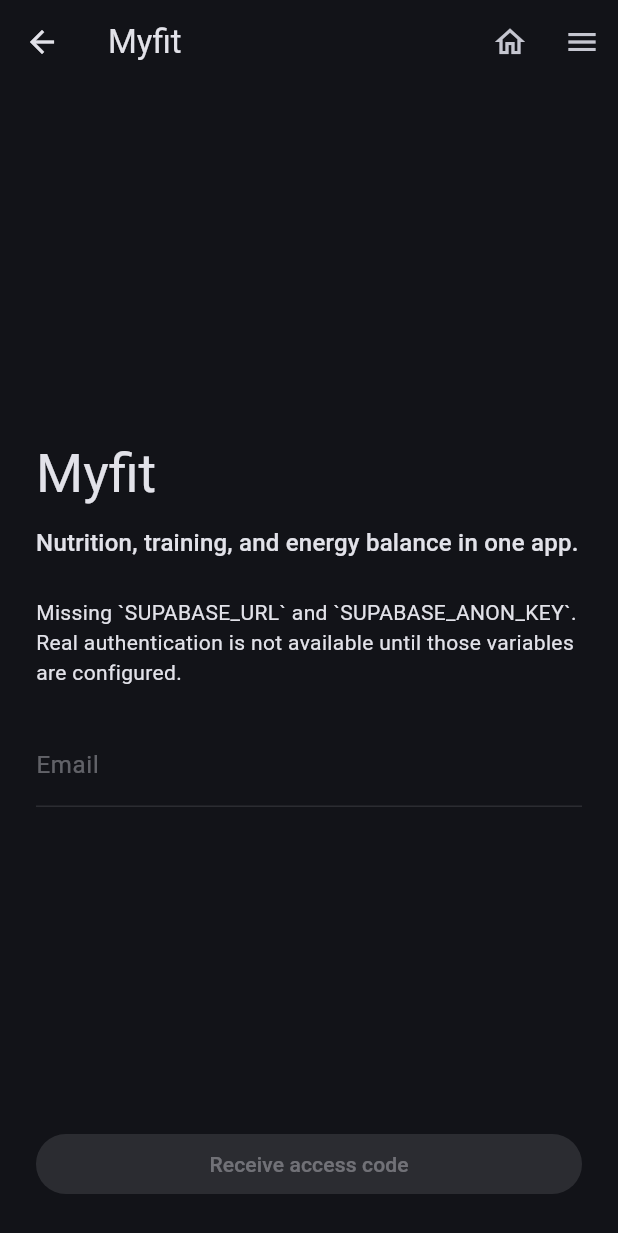
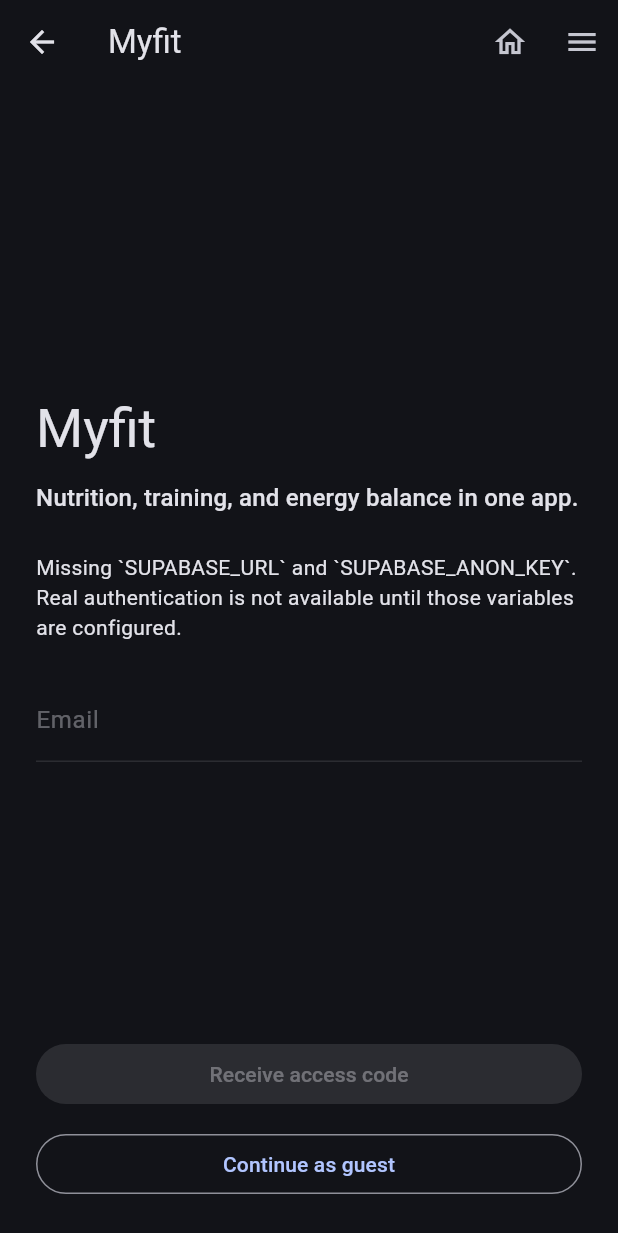
Before and after one commit to X11pro/Myfit, a Flutter app: the LoginScreen screen opened directly, on a phone screen of 412 x 824 dp. Shown: the top 1233 px of the screen. Run offline on Flutter 3.47's test engine with Material 3 defaults, Android fonts, the phone set to English and light mode, and no system bars; our stand-ins replace flutter_riverpod, go_router, image_picker, shared_preferences, supabase_flutter; accounts and stored records are empty.

Commit message:
Auto-sync project changes

```diff
--- a/mobile/fitness_app/lib/features/auth/presentation/login_screen.dart
+++ b/mobile/fitness_app/lib/features/auth/presentation/login_screen.dart
@@ -1,5 +1,6 @@
 import 'package:flutter/material.dart';
 import 'package:flutter_riverpod/flutter_riverpod.dart';
+import 'package:go_router/go_router.dart';
 
 import '../../../core/config/app_env.dart';
 import '../../../shared/app_language.dart';
@@ -33,6 +34,7 @@ class _LoginScreenState extends ConsumerState<LoginScreen> {
     final controller = ref.read(authControllerProvider);
     final isConfigured = AppEnv.hasSupabaseConfig;
     final isBusy = appState.isLoading;
+    final isAuthenticated = appState.isAuthenticated;
     final strings = stringsFor(ref);
 
     return Scaffold(
@@ -54,6 +56,41 @@ class _LoginScreenState extends ConsumerState<LoginScreen> {
                 style: Theme.of(context).textTheme.titleMedium,
               ),
               const SizedBox(height: 24),
+              if (isAuthenticated) ...[
+                Text(
+                  strings.signedInDescription(appState.authEmail),
+                  style: Theme.of(context).textTheme.bodyMedium,
+                ),
+                const SizedBox(height: 16),
+                SizedBox(
+                  width: double.infinity,
+                  child: FilledButton(
+                    onPressed: () => context.go(
+                      appState.isOnboardingComplete
+                          ? '/dashboard'
+                          : '/onboarding',
+                    ),
+                    child: Text(strings.openProfileOrDashboardButton),
+                  ),
+                ),
+                const SizedBox(height: 12),
+                SizedBox(
+                  width: double.infinity,
+                  child: OutlinedButton(
+                    onPressed: isBusy
+                        ? null
+                        : () async {
+                            try {
+                              await controller.signOut();
+                            } catch (error) {
+                              _showMessage(
+                                  strings.verifyCodeErrorMessage(error));
+                            }
+                          },
+                    child: Text(strings.signOutButton),
+                  ),
+                ),
+              ] else ...[
                 Text(
                   isConfigured
                       ? strings.loginDescription
@@ -83,7 +120,9 @@ class _LoginScreenState extends ConsumerState<LoginScreen> {
                     ),
                   ),
                 ],
+              ],
               const Spacer(),
+              if (!isAuthenticated)
                 SizedBox(
                   width: double.infinity,
                   child: FilledButton(
@@ -102,7 +141,21 @@ class _LoginScreenState extends ConsumerState<LoginScreen> {
                         : strings.receiveAccessCodeButton),
                   ),
                 ),
-              if (_codeSent) ...[
+              if (!isAuthenticated) ...[
+                const SizedBox(height: 12),
+                SizedBox(
+                  width: double.infinity,
+                  child: OutlinedButton(
+                    onPressed: () => context.go(
+                      appState.isOnboardingComplete
+                          ? '/dashboard'
+                          : '/onboarding',
+                    ),
+                    child: Text(strings.continueGuest),
+                  ),
+                ),
+              ],
+              if (_codeSent && !isAuthenticated) ...[
                 const SizedBox(height: 12),
                 SizedBox(
                   width: double.infinity,
--- a/mobile/fitness_app/lib/shared/app_language.dart
+++ b/mobile/fitness_app/lib/shared/app_language.dart
@@ -134,8 +134,7 @@ class AppStrings {
 
   String get startTimerButton => isEnglish ? 'Start timer' : 'Iniciar timer';
 
-  String get startRestButton =>
-      isEnglish ? 'Start rest' : 'Iniciar descanso';
+  String get startRestButton => isEnglish ? 'Start rest' : 'Iniciar descanso';
 
   String get pauseTimerButton => isEnglish ? 'Pause' : 'Pausar';
 
```
Also changed, not shown: mobile/fitness_app/lib/app/router.dart (+7 -0 lines), mobile/fitness_app/lib/features/splash/presentation/splash_screen.dart (+18 -1 lines), 4 other files. Lines whose indentation alone changed are shown as unchanged.
